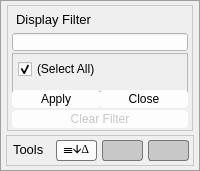
This is GUI/ui/dialog_filter.ui in dudtj5307/CSV-Viewer as Qt 5 draws it before an edit. The edited form follows.
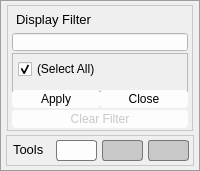
This is the edited form.

```diff
--- a/GUI/ui/dialog_filter.ui
+++ b/GUI/ui/dialog_filter.ui
@@ -564,7 +564,13 @@
 }</string>
         </property>
         <property name="text">
-         <string>☰🡫Δ</string>
+         <string/>
+        </property>
+        <property name="iconSize">
+         <size>
+          <width>27</width>
+          <height>16</height>
+         </size>
         </property>
        </widget>
        <widget class="QPlainTextEdit" name="plainTextEdit_2">
```
